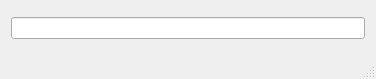
Above: mainwindow.ui from XRay3D/MT4080D_PING_PONG before the change. Below: the same form after it.
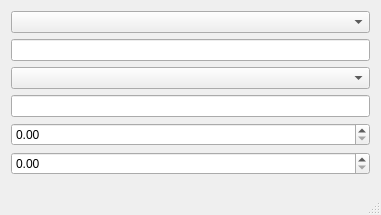
That is the form after the change.

Patch:
```diff
--- a/mainwindow.ui
+++ b/mainwindow.ui
@@ -9,8 +9,8 @@
    <rect>
     <x>0</x>
     <y>0</y>
-    <width>376</width>
-    <height>79</height>
+    <width>381</width>
+    <height>215</height>
    </rect>
   </property>
   <property name="windowTitle">
@@ -18,9 +18,37 @@
   </property>
   <widget class="QWidget" name="centralWidget">
    <layout class="QVBoxLayout" name="verticalLayout">
+    <item>
+     <widget class="QComboBox" name="comboBox"/>
+    </item>
     <item>
      <widget class="QLineEdit" name="lineEdit"/>
     </item>
+    <item>
+     <widget class="QComboBox" name="comboBox_2"/>
+    </item>
+    <item>
+     <widget class="QLineEdit" name="lineEdit_2"/>
+    </item>
+    <item>
+     <widget class="QDoubleSpinBox" name="doubleSpinBox"/>
+    </item>
+    <item>
+     <widget class="QDoubleSpinBox" name="doubleSpinBox_2"/>
+    </item>
+    <item>
+     <spacer name="verticalSpacer">
+      <property name="orientation">
+       <enum>Qt::Vertical</enum>
+      </property>
+      <property name="sizeHint" stdset="0">
+       <size>
+        <width>20</width>
+        <height>40</height>
+       </size>
+      </property>
+     </spacer>
+    </item>
    </layout>
   </widget>
   <widget class="QMenuBar" name="menuBar">
```
Left out of the diff: 2 changed lines with no effect on the pictures.
